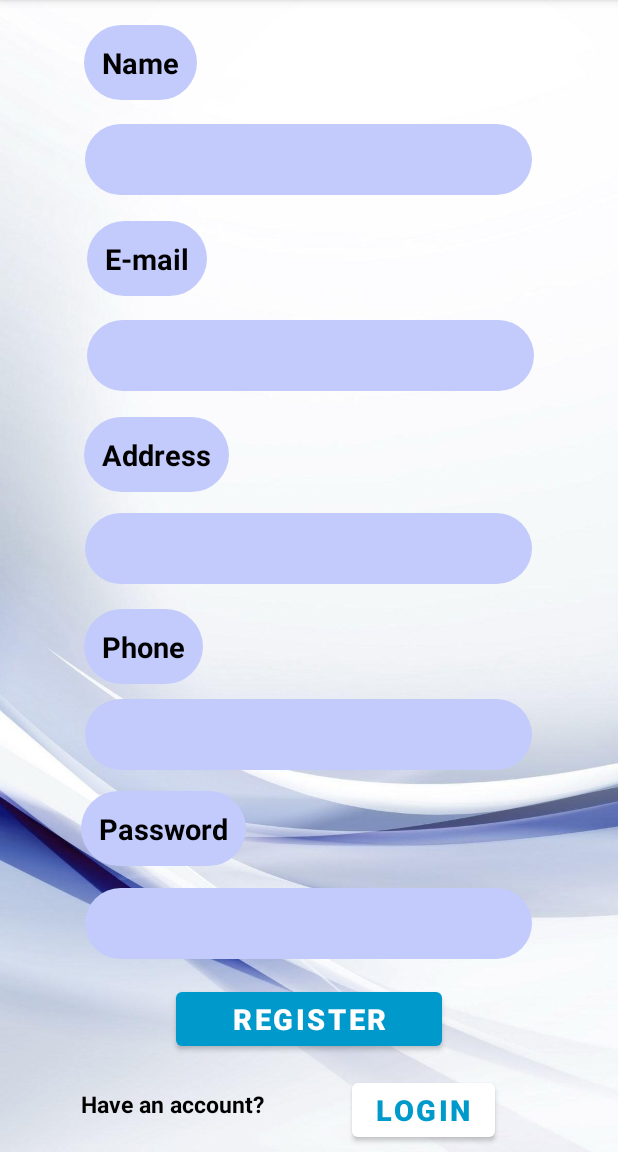
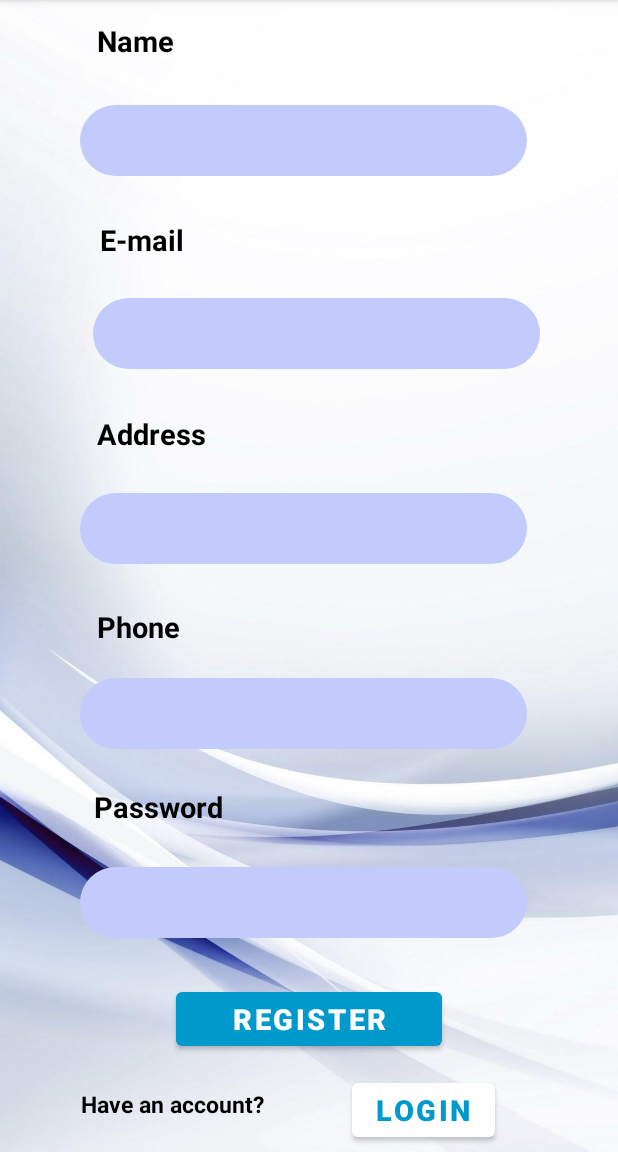
Before and after one commit to aparna-jay/Online-Shopping-Application-UEE, an Android app: the RegisterActivity screen opened directly, with no data from a screen before it, on a phone screen of 412 x 824 dp, the part 84-1236 px from its top. Run offline under Robolectric (Android 15) with nearby library versions, the phone set to English and light mode, and no system bars; our stand-ins replace Firebase (no records; nobody signed in at launch, a user with empty details on screens opened directly); Roboto replaces fonts that are not available here.

Commit message:
Register Interface

```diff
--- a/app/src/main/res/layout/activity_register.xml
+++ b/app/src/main/res/layout/activity_register.xml
@@ -6,6 +6,142 @@
     android:layout_height="match_parent"
     tools:context=".RegisterActivity"
     android:background="@drawable/backg">
+
+    <EditText
+        android:id="@+id/email"
+        android:layout_width="298dp"
+        android:layout_height="47dp"
+        android:layout_marginEnd="52dp"
+        android:layout_marginRight="52dp"
+        android:background="@drawable/rounded_corners"
+        android:ems="10"
+        android:inputType="textPersonName"
+        android:padding="12dp"
+        android:textColor="@color/black"
+        android:textSize="19sp"
+        android:textStyle="bold"
+        app:layout_constraintBottom_toBottomOf="parent"
+        app:layout_constraintEnd_toEndOf="parent"
+        app:layout_constraintTop_toTopOf="parent"
+        app:layout_constraintVertical_bias="0.276" />
+
+    <EditText
+        android:id="@+id/password"
+        android:layout_width="298dp"
+        android:layout_height="47dp"
+        android:background="@drawable/rounded_corners"
+        android:ems="10"
+        android:inputType="textPassword"
+        android:padding="12dp"
+        android:textColor="@color/black"
+        android:textSize="19sp"
+        android:textStyle="bold"
+        app:layout_constraintBottom_toBottomOf="parent"
+        app:layout_constraintEnd_toEndOf="parent"
+        app:layout_constraintHorizontal_bias="0.469"
+        app:layout_constraintStart_toStartOf="parent"
+        app:layout_constraintTop_toTopOf="parent"
+        app:layout_constraintVertical_bias="0.802" />
+
+    <EditText
+        android:id="@+id/username"
+        android:layout_width="298dp"
+        android:layout_height="47dp"
+        android:background="@drawable/rounded_corners"
+        android:ems="10"
+        android:inputType="textPersonName"
+        android:padding="12dp"
+        android:textColor="@color/black"
+        android:textSize="19sp"
+        android:textStyle="bold"
+        app:layout_constraintBottom_toBottomOf="parent"
+        app:layout_constraintEnd_toEndOf="parent"
+        app:layout_constraintHorizontal_bias="0.469"
+        app:layout_constraintStart_toStartOf="parent"
+        app:layout_constraintTop_toTopOf="parent"
+        app:layout_constraintVertical_bias="0.097" />
+
+    <EditText
+        android:id="@+id/phone"
+        android:layout_width="298dp"
+        android:layout_height="47dp"
+        android:background="@drawable/rounded_corners"
+        android:ems="10"
+        android:inputType="phone"
+        android:padding="12dp"
+        android:textColor="@color/black"
+        android:textSize="19sp"
+        android:textStyle="bold"
+        app:layout_constraintBottom_toBottomOf="parent"
+        app:layout_constraintEnd_toEndOf="parent"
+        app:layout_constraintHorizontal_bias="0.469"
+        app:layout_constraintStart_toStartOf="parent"
+        app:layout_constraintTop_toTopOf="parent"
+        app:layout_constraintVertical_bias="0.627" />
+
+    <TextView
+        android:id="@+id/textView7"
+        android:layout_width="wrap_content"
+        android:layout_height="wrap_content"
+        android:padding="12dp"
+        android:text="Password"
+        android:textColor="@color/black"
+        android:textSize="19sp"
+        android:textStyle="bold"
+        app:layout_constraintBottom_toBottomOf="parent"
+        app:layout_constraintEnd_toEndOf="parent"
+        app:layout_constraintHorizontal_bias="0.168"
+        app:layout_constraintStart_toStartOf="parent"
+        app:layout_constraintTop_toTopOf="parent"
+        app:layout_constraintVertical_bias="0.714" />
+
+    <TextView
+        android:id="@+id/textView6"
+        android:layout_width="wrap_content"
+        android:layout_height="wrap_content"
+        android:padding="12dp"
+        android:text="Phone"
+        android:textColor="@color/black"
+        android:textSize="19sp"
+        android:textStyle="bold"
+        app:layout_constraintBottom_toBottomOf="parent"
+        app:layout_constraintEnd_toEndOf="parent"
+        app:layout_constraintHorizontal_bias="0.159"
+        app:layout_constraintStart_toStartOf="parent"
+        app:layout_constraintTop_toTopOf="parent"
+        app:layout_constraintVertical_bias="0.547" />
+
+    <TextView
+        android:id="@+id/textView"
+        android:layout_width="wrap_content"
+        android:layout_height="wrap_content"
+        android:padding="12dp"
+        android:text="Name"
+        android:textColor="@color/black"
+        android:textSize="19sp"
+        android:textStyle="bold"
+        app:layout_constraintBottom_toBottomOf="parent"
+        app:layout_constraintEnd_toEndOf="parent"
+        app:layout_constraintHorizontal_bias="0.157"
+        app:layout_constraintStart_toStartOf="parent"
+        app:layout_constraintTop_toTopOf="parent"
+        app:layout_constraintVertical_bias="0.003" />
+
+    <TextView
+        android:id="@+id/textView3"
+        android:layout_width="wrap_content"
+        android:layout_height="wrap_content"
+        android:padding="12dp"
+        android:text="Address"
+        android:textColor="@color/black"
+        android:textSize="19sp"
+        android:textStyle="bold"
+        app:layout_constraintBottom_toBottomOf="parent"
+        app:layout_constraintEnd_toEndOf="parent"
+        app:layout_constraintHorizontal_bias="0.168"
+        app:layout_constraintStart_toStartOf="parent"
+        app:layout_constraintTop_toTopOf="parent"
+        app:layout_constraintVertical_bias="0.368" />
 
     <EditText
         android:id="@+id/address"
@@ -21,34 +157,15 @@
         android:textStyle="bold"
         app:layout_constraintBottom_toBottomOf="parent"
         app:layout_constraintEnd_toEndOf="parent"
-        app:layout_constraintHorizontal_bias="0.495"
+        app:layout_constraintHorizontal_bias="0.469"
         app:layout_constraintStart_toStartOf="parent"
         app:layout_constraintTop_toTopOf="parent"
-        app:layout_constraintVertical_bias="0.475" />
-
-    <EditText
-        android:id="@+id/password"
-        android:layout_width="298dp"
-        android:layout_height="47dp"
-        android:background="@drawable/rounded_corners"
-        android:ems="10"
-        android:inputType="textPassword"
-        android:padding="12dp"
-        android:textColor="@color/black"
-        android:textSize="19sp"
-        android:textStyle="bold"
-        app:layout_constraintBottom_toBottomOf="parent"
-        app:layout_constraintEnd_toEndOf="parent"
-        app:layout_constraintHorizontal_bias="0.495"
-        app:layout_constraintStart_toStartOf="parent"
-        app:layout_constraintTop_toTopOf="parent"
-        app:layout_constraintVertical_bias="0.821" />
+        app:layout_constraintVertical_bias="0.456" />
 
     <TextView
         android:id="@+id/textView2"
         android:layout_width="wrap_content"
         android:layout_height="wrap_content"
-        android:background="@drawable/rounded_corners"
         android:padding="12dp"
         android:text="E-mail"
         android:textColor="@color/black"
@@ -56,132 +173,10 @@
         android:textStyle="bold"
         app:layout_constraintBottom_toBottomOf="parent"
         app:layout_constraintEnd_toEndOf="parent"
-        app:layout_constraintHorizontal_bias="0.174"
+        app:layout_constraintHorizontal_bias="0.165"
         app:layout_constraintStart_toStartOf="parent"
         app:layout_constraintTop_toTopOf="parent"
-        app:layout_constraintVertical_bias="0.205" />
-
-    <EditText
-        android:id="@+id/email"
-        android:layout_width="298dp"
-        android:layout_height="47dp"
-        android:layout_marginEnd="56dp"
-        android:layout_marginRight="56dp"
-        android:background="@drawable/rounded_corners"
-        android:ems="10"
-        android:inputType="textPersonName"
-        android:padding="12dp"
-        android:textColor="@color/black"
-        android:textSize="19sp"
-        android:textStyle="bold"
-        app:layout_constraintBottom_toBottomOf="parent"
-        app:layout_constraintEnd_toEndOf="parent"
-        app:layout_constraintTop_toTopOf="parent"
-        app:layout_constraintVertical_bias="0.296" />
-
-    <TextView
-        android:id="@+id/textView7"
-        android:layout_width="wrap_content"
-        android:layout_height="wrap_content"
-        android:background="@drawable/rounded_corners"
-        android:padding="12dp"
-        android:text="Password"
-        android:textColor="@color/black"
-        android:textSize="19sp"
-        android:textStyle="bold"
-        app:layout_constraintBottom_toBottomOf="parent"
-        app:layout_constraintEnd_toEndOf="parent"
-        app:layout_constraintHorizontal_bias="0.178"
-        app:layout_constraintStart_toStartOf="parent"
-        app:layout_constraintTop_toTopOf="parent"
-        app:layout_constraintVertical_bias="0.734" />
-
-    <EditText
-        android:id="@+id/phone"
-        android:layout_width="298dp"
-        android:layout_height="47dp"
-        android:background="@drawable/rounded_corners"
-        android:ems="10"
-        android:inputType="phone"
-        android:padding="12dp"
-        android:textColor="@color/black"
-        android:textSize="19sp"
-        android:textStyle="bold"
-        app:layout_constraintBottom_toBottomOf="parent"
-        app:layout_constraintEnd_toEndOf="parent"
-        app:layout_constraintHorizontal_bias="0.495"
-        app:layout_constraintStart_toStartOf="parent"
-        app:layout_constraintTop_toTopOf="parent"
-        app:layout_constraintVertical_bias="0.647" />
-
-    <EditText
-        android:id="@+id/username"
-        android:layout_width="298dp"
-        android:layout_height="47dp"
-        android:background="@drawable/rounded_corners"
-        android:ems="10"
-        android:inputType="textPersonName"
-        android:padding="12dp"
-        android:textColor="@color/black"
-        android:textSize="19sp"
-        android:textStyle="bold"
-        app:layout_constraintBottom_toBottomOf="parent"
-        app:layout_constraintEnd_toEndOf="parent"
-        app:layout_constraintHorizontal_bias="0.495"
-        app:layout_constraintStart_toStartOf="parent"
-        app:layout_constraintTop_toTopOf="parent"
-        app:layout_constraintVertical_bias="0.115" />
-
-    <TextView
-        android:id="@+id/textView3"
-        android:layout_width="wrap_content"
-        android:layout_height="wrap_content"
-        android:background="@drawable/rounded_corners"
-        android:padding="12dp"
-        android:text="Address"
-        android:textColor="@color/black"
-        android:textSize="19sp"
-        android:textStyle="bold"
-        app:layout_constraintBottom_toBottomOf="parent"
-        app:layout_constraintEnd_toEndOf="parent"
-        app:layout_constraintHorizontal_bias="0.177"
-        app:layout_constraintStart_toStartOf="parent"
-        app:layout_constraintTop_toTopOf="parent"
-        app:layout_constraintVertical_bias="0.387" />
-
-    <TextView
-        android:id="@+id/textView"
-        android:layout_width="wrap_content"
-        android:layout_height="wrap_content"
-        android:background="@drawable/rounded_corners"
-        android:padding="12dp"
-        android:text="Name"
-        android:textColor="@color/black"
-        android:textSize="19sp"
-        android:textStyle="bold"
-        app:layout_constraintBottom_toBottomOf="parent"
-        app:layout_constraintEnd_toEndOf="parent"
-        app:layout_constraintHorizontal_bias="0.166"
-        app:layout_constraintStart_toStartOf="parent"
-        app:layout_constraintTop_toTopOf="parent"
-        app:layout_constraintVertical_bias="0.023" />
-
-    <TextView
-        android:id="@+id/textView6"
-        android:layout_width="wrap_content"
-        android:layout_height="wrap_content"
-        android:background="@drawable/rounded_corners"
-        android:padding="12dp"
-        android:text="Phone"
-        android:textColor="@color/black"
-        android:textSize="19sp"
-        android:textStyle="bold"
-        app:layout_constraintBottom_toBottomOf="parent"
-        app:layout_constraintEnd_toEndOf="parent"
-        app:layout_constraintHorizontal_bias="0.168"
-        app:layout_constraintStart_toStartOf="parent"
-        app:layout_constraintTop_toTopOf="parent"
-        app:layout_constraintVertical_bias="0.565" />
+        app:layout_constraintVertical_bias="0.188" />
 
     <Button
         android:id="@+id/addUser"
```
